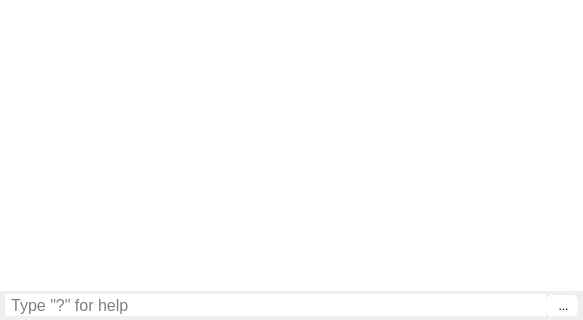
The window that src/widgets/ConsoleWidget.ui (rizinorg/cutter) describes before a commit, drawn with Qt 5; both pictures show x 0 to 583 and y 214 to 534 of the 583 by 534 pixel window.
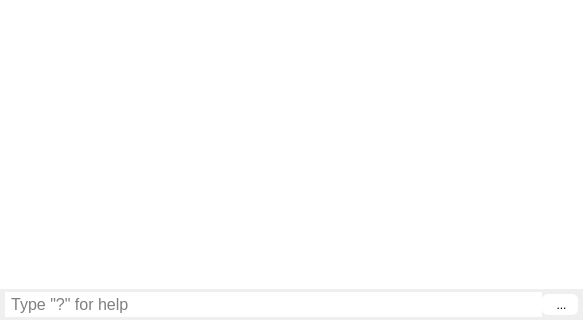
The same window after the commit. Icons and pictures are not drawn.

Commit message: Optimize UI for dark system themes #89

Diff of the .ui file:
```diff
--- a/src/widgets/ConsoleWidget.ui
+++ b/src/widgets/ConsoleWidget.ui
@@ -88,7 +88,7 @@
         </font>
        </property>
        <property name="styleSheet">
-        <string notr="true">border-top: 1px solid rgb(255, 255, 255);</string>
+        <string notr="true">/*border-top: 1px solid rgb(255, 255, 255);*/</string>
        </property>
        <property name="frame">
         <bool>false</bool>
@@ -117,10 +117,12 @@
     border-radius: 6px;
     border-top: 2px solid rgb(255, 255, 255);
     border-bottom: 2px solid rgb(255, 255, 255);
-    border-left: 8px solid rgb(255, 255, 255);
-    border-right: 5px solid rgb(255, 255, 255);
+    border-left: 2px solid rgb(255, 255, 255);
+    border-right: 2px solid rgb(255, 255, 255);
     margin-bottom: 1px;
     margin-top: 1px;
+    padding-left: 8px;
+    padding-right: 5px;
 	background-color: rgb(255, 255, 255);
 }</string>
        </property>
```
The commit also changes 5 other files.
